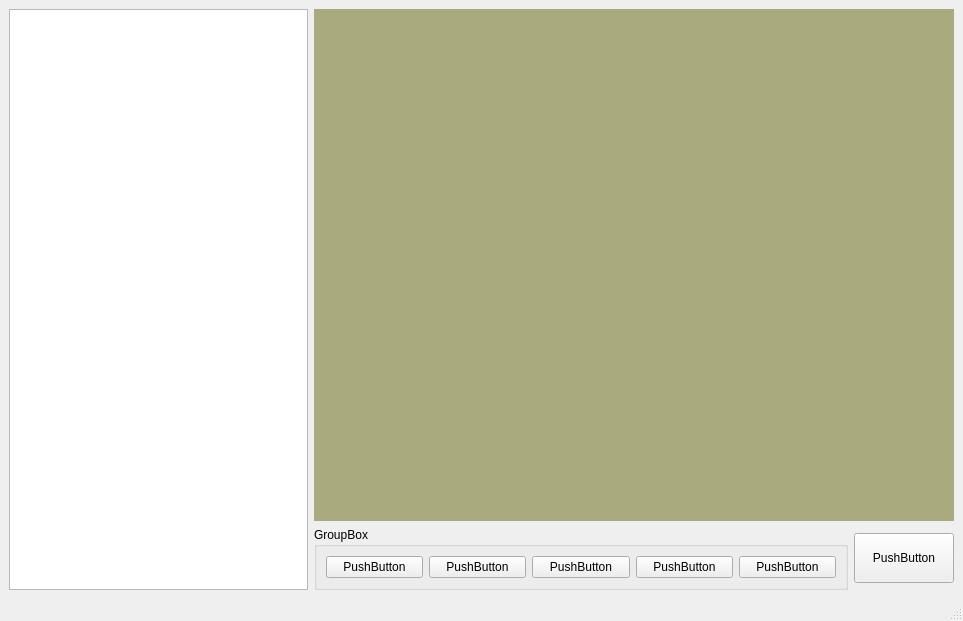
First picture: the form in ImageCapture/ImageCapture/Forms/MainWindow.ui, repository ssidko/WorkProjects, before the edit.
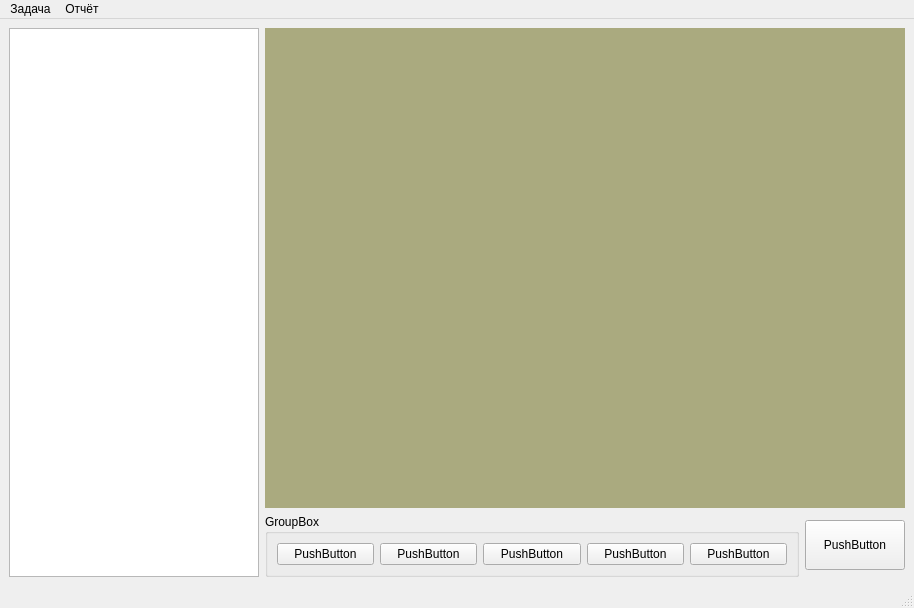
Second picture: the form after the edit. Custom widgets are drawn as their Qt base class.

```diff
--- a/ImageCapture/ImageCapture/Forms/MainWindow.ui
+++ b/ImageCapture/ImageCapture/Forms/MainWindow.ui
@@ -6,10 +6,16 @@
    <rect>
     <x>0</x>
     <y>0</y>
-    <width>963</width>
-    <height>621</height>
+    <width>866</width>
+    <height>607</height>
    </rect>
   </property>
+  <property name="sizePolicy">
+   <sizepolicy hsizetype="Fixed" vsizetype="Fixed">
+    <horstretch>0</horstretch>
+    <verstretch>0</verstretch>
+   </sizepolicy>
+  </property>
   <property name="windowTitle">
    <string>MainWindow</string>
   </property>
@@ -18,10 +24,27 @@
   </property>
   <widget class="QWidget" name="centralwidget">
    <layout class="QGridLayout" name="gridLayout">
-    <item row="0" column="0" rowspan="2">
-     <widget class="QListView" name="listView"/>
-    </item>
-    <item row="0" column="1">
+    <item row="0" column="0">
+     <layout class="QHBoxLayout" name="horizontalLayout_3">
+      <item>
+       <widget class="QTreeView" name="treeView">
+        <property name="sizePolicy">
+         <sizepolicy hsizetype="Fixed" vsizetype="Expanding">
+          <horstretch>0</horstretch>
+          <verstretch>0</verstretch>
+         </sizepolicy>
+        </property>
+        <property name="minimumSize">
+         <size>
+          <width>250</width>
+          <height>0</height>
+         </size>
+        </property>
+       </widget>
+      </item>
+      <item>
+       <layout class="QVBoxLayout" name="verticalLayout">
+        <item>
      <widget class="QCameraViewfinder" name="ScreenWidget" native="true">
       <property name="minimumSize">
        <size>
@@ -101,7 +124,7 @@
       </property>
      </widget>
     </item>
-    <item row="1" column="1">
+        <item>
      <layout class="QHBoxLayout" name="horizontalLayout_2">
       <item>
        <widget class="QGroupBox" name="groupBox">
@@ -169,16 +192,37 @@
      </layout>
     </item>
    </layout>
+      </item>
+     </layout>
+    </item>
+   </layout>
   </widget>
   <widget class="QMenuBar" name="menubar">
    <property name="geometry">
     <rect>
      <x>0</x>
      <y>0</y>
-     <width>963</width>
+     <width>866</width>
      <height>21</height>
     </rect>
    </property>
+   <widget class="QMenu" name="menu">
+    <property name="title">
+     <string>Задача</string>
+    </property>
+    <addaction name="action_5"/>
+    <addaction name="action_2"/>
+    <addaction name="action_3"/>
+    <addaction name="action_4"/>
+   </widget>
+   <widget class="QMenu" name="menu_2">
+    <property name="title">
+     <string>Отчёт</string>
+    </property>
+    <addaction name="action"/>
+   </widget>
+   <addaction name="menu"/>
+   <addaction name="menu_2"/>
   </widget>
   <widget class="QStatusBar" name="statusbar"/>
  </widget>
```
Left out of the diff: 25 changed lines with no effect on the pictures. Lines whose indentation alone changed are shown as unchanged.
